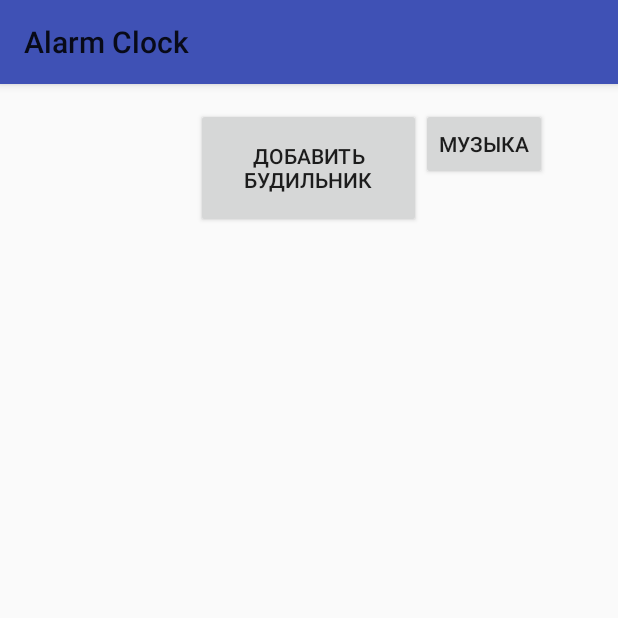
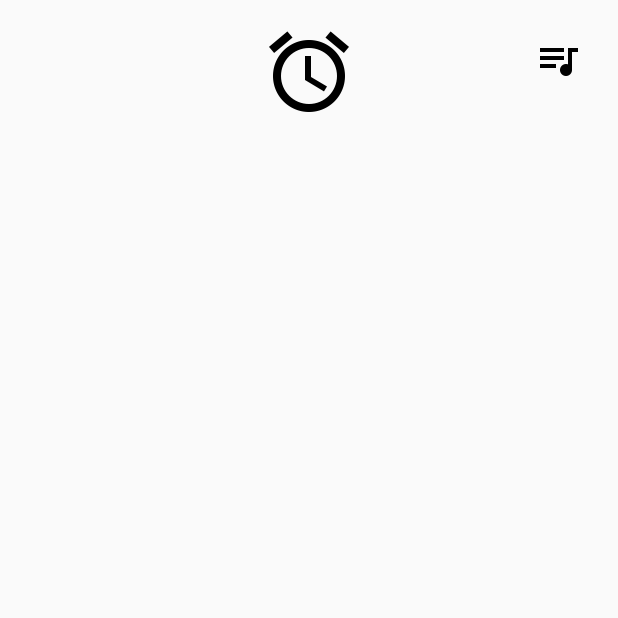
Before and after one commit to ZlotIv/AlarmClock, an Android app: the screen it shows after launch (MainActivity), on a phone screen of 412 x 824 dp, the top half of it. Run offline under Robolectric (Android 15) with nearby library versions, the phone set to English and light mode, and no system bars.

Commit message:
Добавлены: кнопка добавления будильника, кнопка изменения мелодии будильника

```diff
--- a/app/src/main/java/zlotnikov/alarmclock/MainActivity.java
+++ b/app/src/main/java/zlotnikov/alarmclock/MainActivity.java
@@ -17,6 +17,7 @@ import android.view.View;
 import android.widget.AdapterView;
 import android.widget.Button;
 import android.widget.CursorAdapter;
+import android.widget.ImageButton;
 import android.widget.ListView;
 import android.widget.Toast;
 
@@ -36,16 +37,16 @@ public class MainActivity extends AppCompatActivity {
     // интент для переключения работы на другую активность
     Intent toAlarmSettingsIntent;
     ListView listView;
-    Button newAlarmClock;
-    Button chooseButton;
+    ImageButton newAlarmClock;
+    ImageButton chooseButton;
     @Override
     protected void onCreate(Bundle savedInstanceState) {
         super.onCreate(savedInstanceState);
         setContentView(R.layout.activity_main);
         context = getApplicationContext();
         listView = (ListView) findViewById(R.id.alarmClock_list);
-        newAlarmClock = (Button) findViewById(R.id.new_alarmClock);
-        chooseButton = (Button) findViewById(R.id.choose_music);
+        newAlarmClock = (ImageButton) findViewById(R.id.new_alarmClock);
+        chooseButton = (ImageButton) findViewById(R.id.choose_music);
         openHelper = new AlarmClockDB(context);
         db = openHelper.getReadableDatabase();
         cursor = db.query("ALARMCLOCK", new String[]{"_id", "HOURS", "MINUTES", "DAYS", "MASSIVE"}, null, null, null, null, null);
--- a/app/src/main/res/layout/activity_main.xml
+++ b/app/src/main/res/layout/activity_main.xml
@@ -9,13 +9,14 @@
     android:paddingTop="@dimen/activity_vertical_margin"
     tools:context="zlotnikov.alarmclock.MainActivity"
     android:orientation="vertical">
-    <Button
-        android:layout_width="150dp"
-        android:layout_height="80dp"
+    <ImageButton
+        android:layout_width="wrap_content"
+        android:layout_height="wrap_content"
         android:id="@+id/new_alarmClock"
         android:onClick="onClickAlarm"
-        android:text="Добавить будильник"
-        android:layout_centerHorizontal="true"/>
+        android:src="@drawable/alarm_icon"
+        android:layout_centerHorizontal="true"
+        android:background="@null"/>
     <ListView
         android:id="@+id/alarmClock_list"
         android:layout_width="match_parent"
@@ -23,12 +24,13 @@
         android:layout_below="@id/new_alarmClock">
     </ListView>
 
-    <Button
+    <ImageButton
         style="?android:attr/buttonStyleSmall"
         android:layout_width="wrap_content"
         android:layout_height="wrap_content"
-        android:text="музыка"
         android:id="@+id/choose_music"
+        android:src="@drawable/songs_icon"
         android:layout_alignParentTop="true"
-        android:layout_toRightOf="@id/new_alarmClock" />
+        android:layout_alignParentRight="true"
+        android:background="@null"/>
 </RelativeLayout>
--- a/app/src/main/res/layout/list_item_layout.xml
+++ b/app/src/main/res/layout/list_item_layout.xml
@@ -7,7 +7,7 @@
         android:layout_width="wrap_content"
         android:layout_height="40dp"
         android:id="@+id/hours"
-        android:layout_marginLeft="40dp"
+        android:layout_marginLeft="20dp"
         android:text=""
         android:textSize="20sp"/>
     <TextView
--- a/app/src/main/res/values/styles.xml
+++ b/app/src/main/res/values/styles.xml
@@ -1,7 +1,7 @@
 <resources>
 
     <!-- Base application theme. -->
-    <style name="AppTheme" parent="Theme.AppCompat.Light">
+    <style name="AppTheme" parent="Theme.AppCompat.Light.NoActionBar">
         <!-- Customize your theme here. -->
 
         <item name="colorPrimary">@color/colorPrimary</item>
--- a/build.gradle
+++ b/build.gradle
@@ -5,7 +5,7 @@ buildscript {
         jcenter()
     }
     dependencies {
-        classpath 'com.android.tools.build:gradle:2.1.3'
+        classpath 'com.android.tools.build:gradle:2.2.0'
 
         // NOTE: Do not place your application dependencies here; they belong
         // in the individual module build.gradle files
```
Also changed, not shown: app/src/main/res/drawable-hdpi/alarm_icon.png (added), app/src/main/res/drawable-hdpi/songs_icon.png (added), app/src/main/res/drawable-ldpi/alarm_icon.png (added), app/src/main/res/drawable-ldpi/songs_icon.png (added), app/src/main/res/drawable-mdpi/alarm_icon.png (added), app/src/main/res/drawable-mdpi/songs_icon.png (added), app/src/main/res/drawable-xhdpi/alarm_icon.png (added), app/src/main/res/drawable-xhdpi/songs_icon.png (added), app/src/main/res/drawable-xxhdpi/alarm_icon.png (added), app/src/main/res/drawable-xxhdpi/songs_icon.png (added), app/src/main/res/drawable-xxxhdpi/alarm_icon.png (added), app/src/main/res/drawable-xxxhdpi/songs_icon.png (added).
